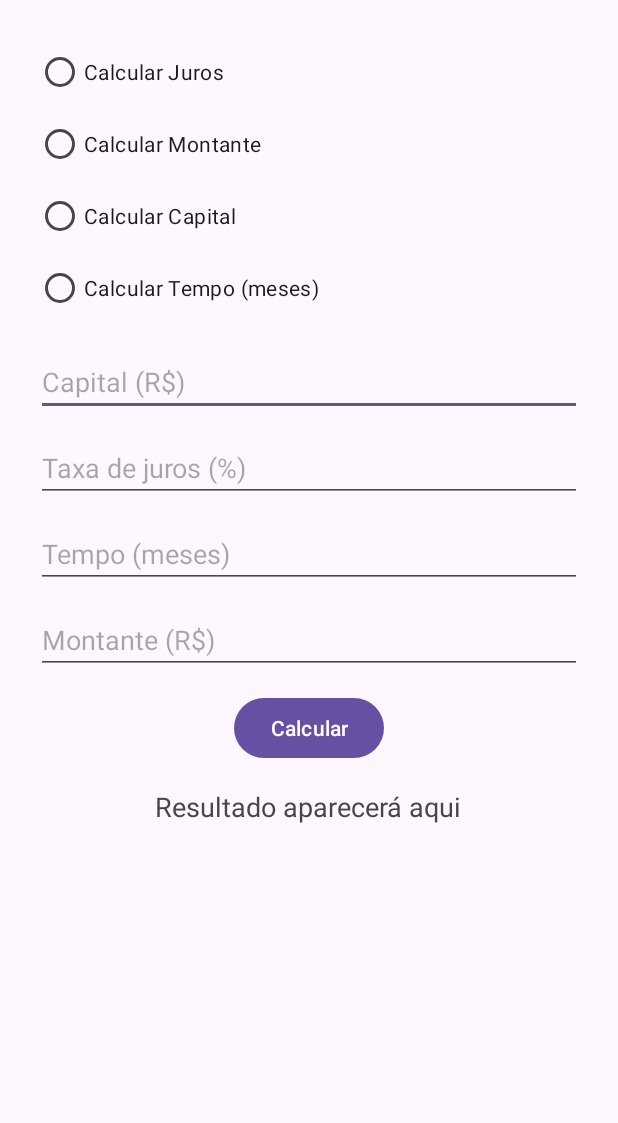
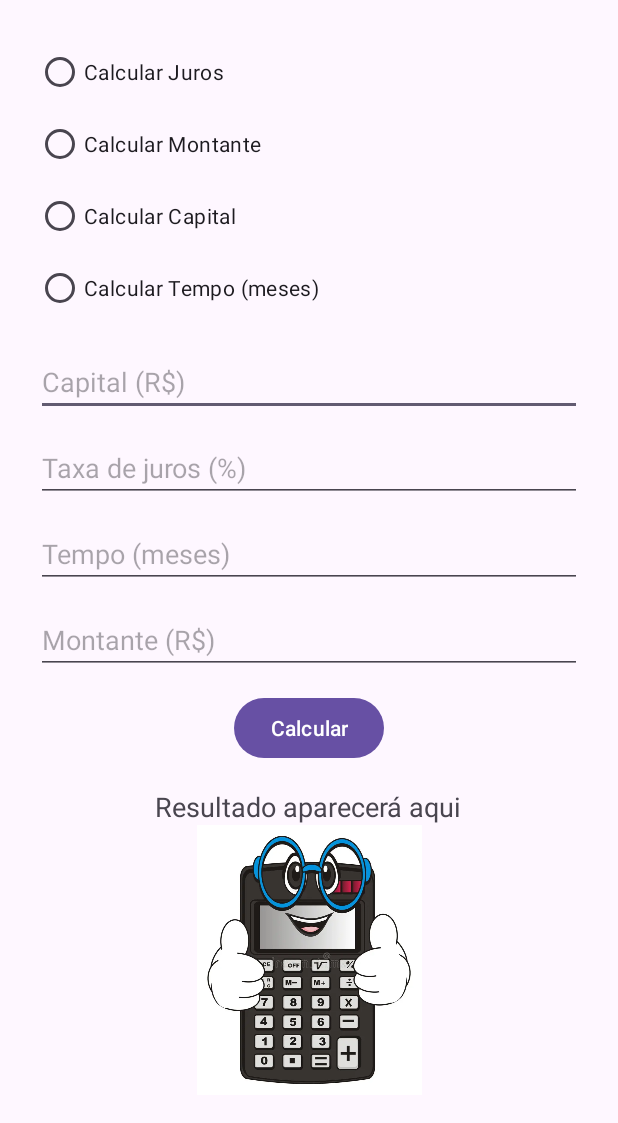
Before and after one commit to Saravtb/CalculadoraJuros, an Android app: the screen it shows after launch (MainActivity), on a phone screen of 412 x 824 dp. Shown: the top 1123 px of the screen. Run offline under Robolectric (Android 15) with nearby library versions, the phone set to English and light mode, and no system bars.

Commit message:
Commit ramon

```diff
--- a/app/src/main/res/layout/activity_main.xml
+++ b/app/src/main/res/layout/activity_main.xml
@@ -1,5 +1,6 @@
 <?xml version="1.0" encoding="utf-8"?>
 <ScrollView xmlns:android="http://schemas.android.com/apk/res/android"
+    xmlns:app="http://schemas.android.com/apk/res-auto"
     android:id="@+id/main"
     android:layout_width="match_parent"
     android:layout_height="match_parent"
@@ -8,15 +9,15 @@
     <LinearLayout
         android:layout_width="match_parent"
         android:layout_height="wrap_content"
-        android:orientation="vertical"
-        android:gravity="center">
+        android:gravity="center"
+        android:orientation="vertical">
 
         <RadioGroup
             android:id="@+id/radioGroup"
             android:layout_width="match_parent"
             android:layout_height="wrap_content"
-            android:orientation="vertical"
-            android:layout_marginBottom="16dp">
+            android:layout_marginBottom="16dp"
+            android:orientation="vertical">
 
             <RadioButton
                 android:id="@+id/radioJuros"
@@ -47,46 +48,56 @@
             android:id="@+id/editCapital"
             android:layout_width="match_parent"
             android:layout_height="wrap_content"
+            android:layout_marginBottom="12dp"
             android:hint="Capital (R$)"
-            android:inputType="numberDecimal"
-            android:layout_marginBottom="12dp"/>
+            android:inputType="numberDecimal" />
 
         <EditText
             android:id="@+id/editTaxa"
             android:layout_width="match_parent"
             android:layout_height="wrap_content"
+            android:layout_marginBottom="12dp"
             android:hint="Taxa de juros (%)"
-            android:inputType="numberDecimal"
-            android:layout_marginBottom="12dp"/>
+            android:inputType="numberDecimal" />
 
         <EditText
             android:id="@+id/editTempo"
             android:layout_width="match_parent"
             android:layout_height="wrap_content"
+            android:layout_marginBottom="12dp"
             android:hint="Tempo (meses)"
-            android:inputType="number"
-            android:layout_marginBottom="12dp"/>
+            android:inputType="number" />
 
         <EditText
             android:id="@+id/editMontante"
             android:layout_width="match_parent"
             android:layout_height="wrap_content"
+            android:layout_marginBottom="12dp"
             android:hint="Montante (R$)"
-            android:inputType="numberDecimal"
-            android:layout_marginBottom="12dp"/>
+            android:inputType="numberDecimal" />
 
         <Button
             android:id="@+id/botaoCalcular"
             android:layout_width="wrap_content"
             android:layout_height="wrap_content"
-            android:text="Calcular"
-            android:layout_marginBottom="16dp"/>
+            android:layout_marginBottom="16dp"
+            android:text="Calcular" />
 
         <TextView
             android:id="@+id/textResultado"
             android:layout_width="wrap_content"
             android:layout_height="wrap_content"
             android:text="Resultado aparecerá aqui"
-            android:textSize="18sp"/>
+            android:textSize="18sp" />
+
+        <ImageView
+            android:id="@+id/minhaImagem"
+            android:layout_width="200dp"
+            android:layout_height="180dp"
+            android:src="@drawable/calculadora_feliz_com_gesto_114060445"
+            android:scaleType="fitCenter" />
+
+
+
     </LinearLayout>
 </ScrollView>
```
Also changed, not shown: app/src/main/res/drawable/calculadora_feliz_com_gesto_114060445.png (added).
